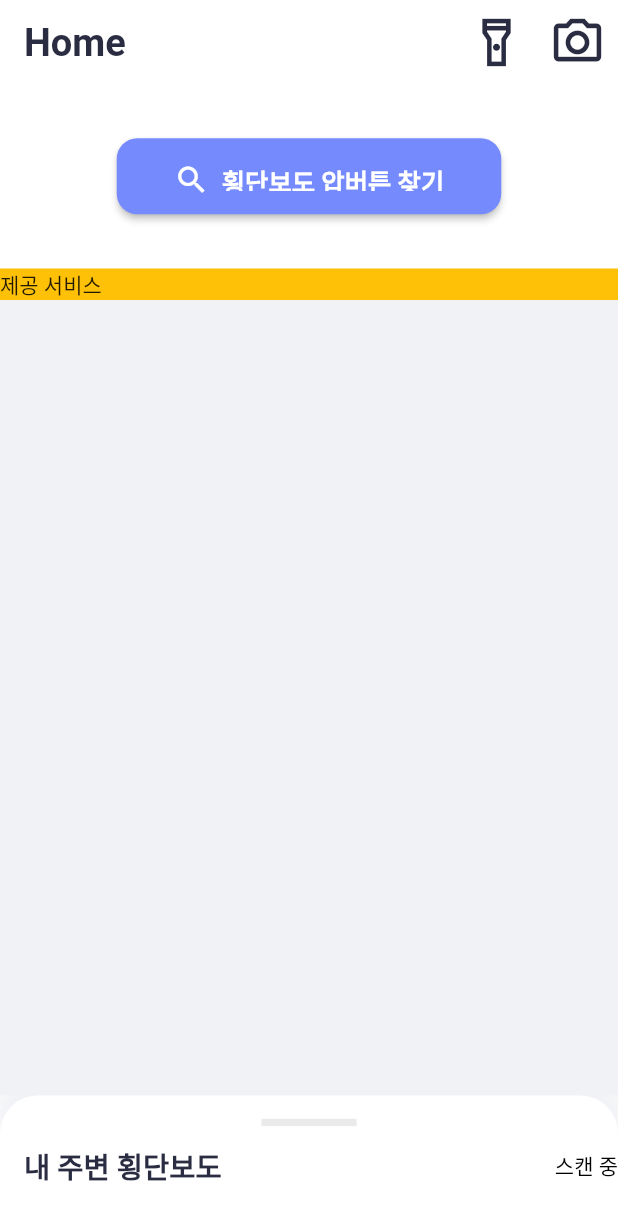
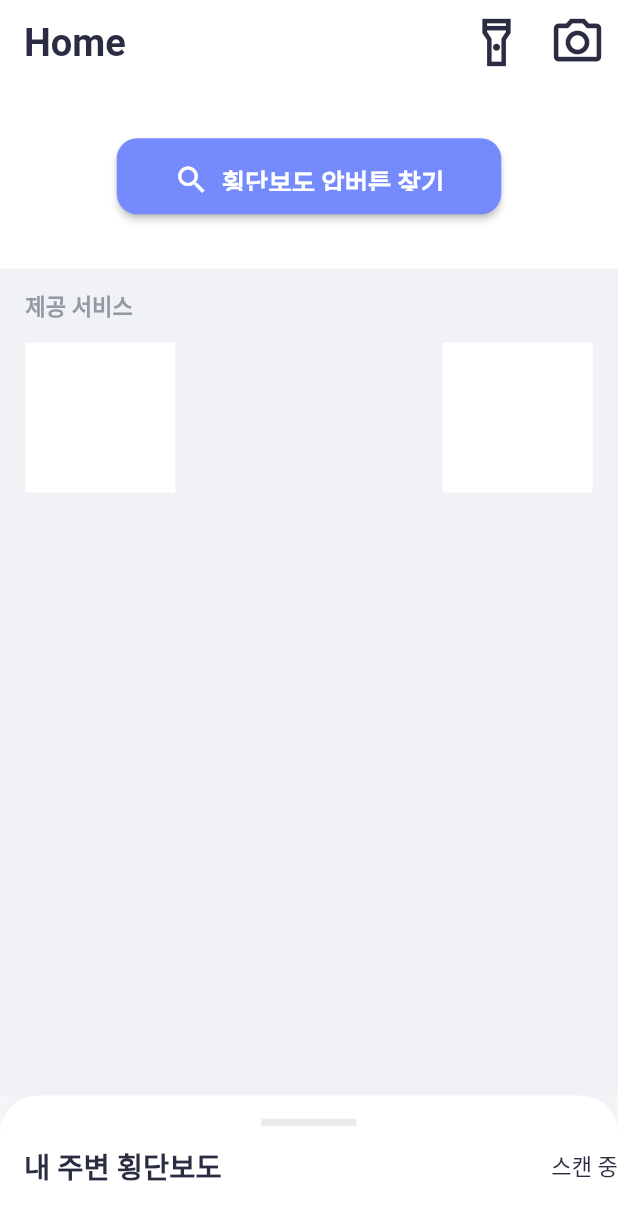
Before and after one commit to hanmango-o/safelight, a Flutter app: the screen it shows after launch, on a phone screen of 412 x 824 dp. Shown: the top 1220 px of the screen. Run offline on Flutter 3.47's test engine with Material 2 defaults, Android fonts, the phone set to English and light mode, and no system bars; our stand-ins replace flutter_blue, flutter_screenutil, flutter_tts, get.

Commit message:
add : set up home ui frame
홈화면의 ui를 구성함
v0.1.0 | create by 한영찬(hanmango-o) | hanmango.o@gmail.com

```diff
--- /dev/null
+++ b/lib/asset/static/size_theme.dart
@@ -0,0 +1,11 @@
+import 'package:flutter_screenutil/flutter_screenutil.dart';
+
+class SizeTheme {
+  static final w_sm = 12.w;
+  static final w_md = 16.w;
+  static final w_lg = 24.w;
+
+  static final h_sm = 14.h;
+  static final h_md = 16.h;
+  static final h_lg = 22.h;
+}
--- a/lib/main.dart
+++ b/lib/main.dart
@@ -65,7 +65,48 @@ class SafeLight extends StatelessWidget {
             selectedIconTheme: IconThemeData(size: 32.sp),
             unselectedIconTheme: IconThemeData(size: 32.sp),
           ),
-          textTheme: TextTheme(),
+          textTheme: TextTheme(
+            headlineLarge: TextStyle(
+              fontSize: 22.sp,
+              fontWeight: FontWeight.bold,
+              color: ColorTheme.onSecondary,
+            ),
+            titleLarge: TextStyle(
+              fontSize: 18.sp,
+              fontWeight: FontWeight.bold,
+              color: ColorTheme.onSecondary,
+            ),
+            titleMedium: TextStyle(
+              fontSize: 18.sp,
+              fontWeight: FontWeight.normal,
+              color: ColorTheme.onSecondary,
+            ),
+            bodyLarge: TextStyle(
+              fontSize: 16.sp,
+              fontWeight: FontWeight.bold,
+              color: ColorTheme.onSecondary,
+            ),
+            bodyMedium: TextStyle(
+              fontSize: 16.sp,
+              fontWeight: FontWeight.w600,
+              color: ColorTheme.onSecondary,
+            ),
+            bodySmall: TextStyle(
+              fontSize: 16.sp,
+              fontWeight: FontWeight.normal,
+              color: ColorTheme.onSecondary,
+            ),
+            labelLarge: TextStyle(
+              fontSize: 14.sp,
+              fontWeight: FontWeight.bold,
+              color: ColorTheme.onBackground,
+            ),
+            labelMedium: TextStyle(
+              fontSize: 14.sp,
+              fontWeight: FontWeight.normal,
+              color: ColorTheme.onSecondary,
+            ),
+          ),
         ),
         home: StreamBuilder<BluetoothState>(
           stream: FlutterBlue.instance.state,
--- a/lib/ui/frame/board_frame.dart
+++ b/lib/ui/frame/board_frame.dart
@@ -1,12 +1,14 @@
 import 'package:flutter/material.dart';
 import 'package:flutter/src/foundation/key.dart';
 import 'package:flutter/src/widgets/framework.dart';
+import 'package:safelight/asset/static/size_theme.dart';
 
 class BoardFrame extends StatelessWidget {
   final String title;
   final Widget body;
   final Color? backgroundColor;
   final EdgeInsets? padding;
+  final EdgeInsets? headerPadding;
 
   const BoardFrame({
     Key? key,
@@ -14,6 +16,7 @@ class BoardFrame extends StatelessWidget {
     required this.body,
     this.backgroundColor,
     this.padding,
+    this.headerPadding,
   }) : super(key: key);
 
   @override
@@ -26,7 +29,17 @@ class BoardFrame extends StatelessWidget {
         child: Column(
           crossAxisAlignment: CrossAxisAlignment.start,
           children: [
-            Text(title),
+            Padding(
+              padding: headerPadding ??
+                  EdgeInsets.symmetric(
+                    vertical: SizeTheme.h_sm,
+                    horizontal: SizeTheme.w_md,
+                  ),
+              child: Text(
+                title,
+                style: Theme.of(context).textTheme.labelLarge,
+              ),
+            ),
             body,
           ],
         ),
--- a/lib/ui/view/home_view.dart
+++ b/lib/ui/view/home_view.dart
@@ -4,6 +4,7 @@ import 'package:flutter_blue/flutter_blue.dart';
 import 'package:flutter_screenutil/flutter_screenutil.dart';
 import 'package:get/get.dart';
 import 'package:safelight/asset/static/color_theme.dart';
+import 'package:safelight/asset/static/size_theme.dart';
 import 'package:safelight/ui/frame/board_frame.dart';
 import 'package:safelight/ui/view/pressed_btn_view.dart';
 
@@ -29,7 +30,7 @@ class _HomeViewState extends State<HomeView> {
       bottomSheet: AnimatedContainer(
         duration: Duration(milliseconds: 1600),
         curve: Curves.fastLinearToSlowEaseIn,
-        height: value ? 620 : 96.h,
+        height: value ? 620.h : 96.h,
         decoration: BoxDecoration(
           borderRadius: BorderRadius.vertical(
             top: Radius.circular(26.r),
@@ -78,17 +79,13 @@ class _HomeViewState extends State<HomeView> {
               toolbarHeight: 96.h,
               title: Text(
                 '내 주변 횡단보도',
-                style: TextStyle(
-                  fontSize: 18.sp,
-                  fontWeight: FontWeight.bold,
-                  color: ColorTheme.onSecondary,
-                ),
+                style: Theme.of(context).textTheme.titleLarge,
               ),
               actions: [
                 Center(
                   child: Text(
                     '스캔 중',
-                    style: TextStyle(color: Colors.black),
+                    style: Theme.of(context).textTheme.labelMedium,
                   ),
                 )
               ],
@@ -96,7 +93,7 @@ class _HomeViewState extends State<HomeView> {
             Expanded(
               child: Container(
                 color: Colors.white,
-                height: 20,
+                height: SizeTheme.h_lg,
                 child: SingleChildScrollView(
                   child: Column(
                     children: [
@@ -144,13 +141,30 @@ class _HomeViewState extends State<HomeView> {
             ),
             BoardFrame(
               title: '제공 서비스',
-              backgroundColor: Colors.amber,
-              body: Column(
-                children: [
-                  Row(
-                    children: [Container()],
-                  )
-                ],
+              // backgroundColor: Colors.amber,
+              body: Padding(
+                padding: EdgeInsets.symmetric(
+                  horizontal: SizeTheme.w_md,
+                ),
+                child: Column(
+                  children: [
+                    Row(
+                      mainAxisAlignment: MainAxisAlignment.spaceBetween,
+                      children: [
+                        Container(
+                          width: 100,
+                          height: 100,
+                          color: Colors.white,
+                        ),
+                        Container(
+                          width: 100,
+                          height: 100,
+                          color: Colors.white,
+                        ),
+                      ],
+                    )
+                  ],
+                ),
               ),
             ),
 
```
